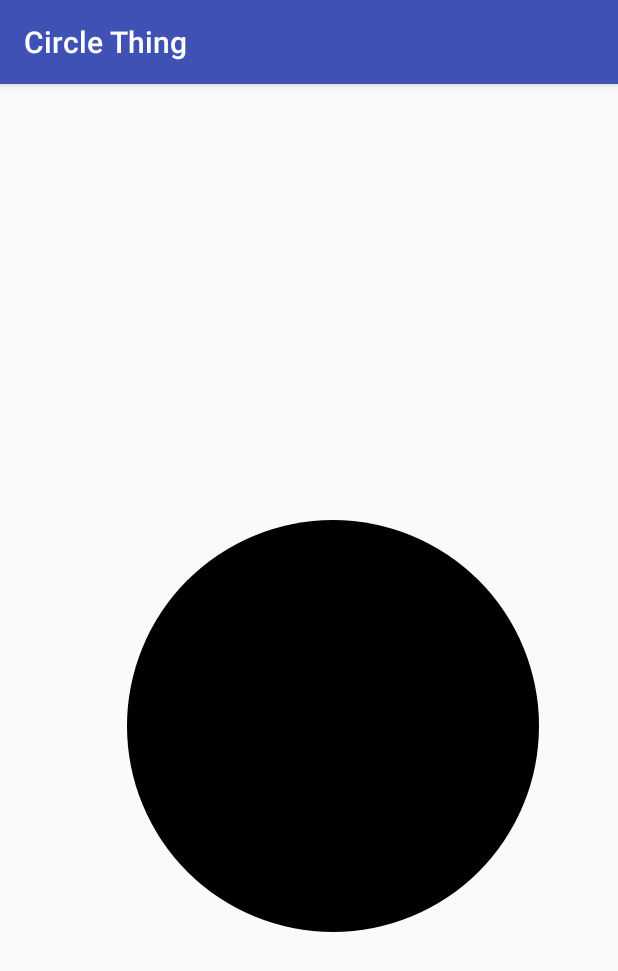
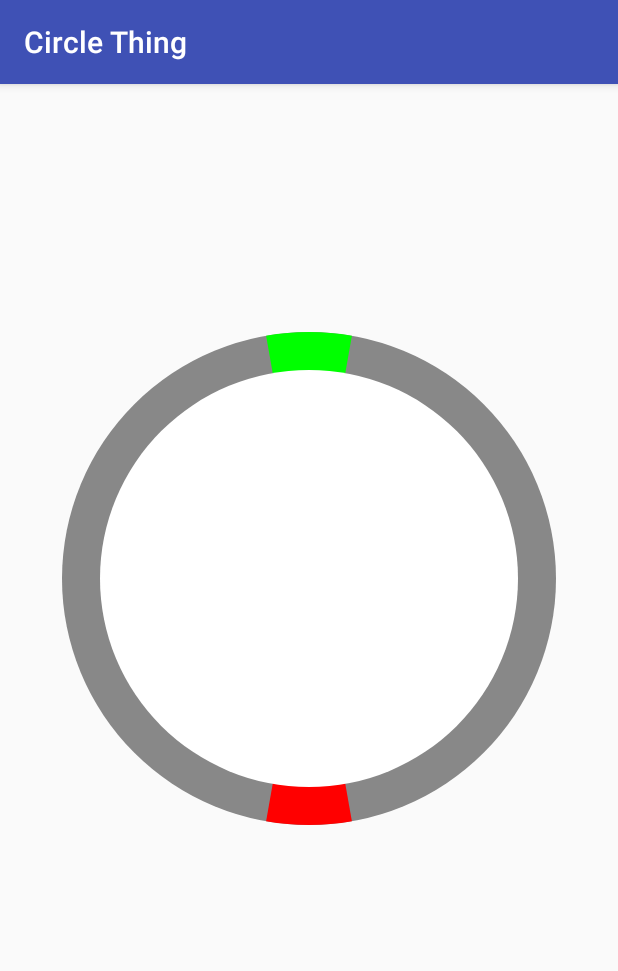
Before and after one commit to agzen2000/CircleThing, an Android app: the screen it shows after launch (MainActivity), on a phone screen of 412 x 824 dp. Shown: the top 971 px of the screen. Run offline under Robolectric (Android 15) with nearby library versions, the phone set to English and light mode, and no system bars.

Commit message:
Made the Ring

```diff
--- a/app/src/main/java/com/games/akash/circlething/Circle.java
+++ b/app/src/main/java/com/games/akash/circlething/Circle.java
@@ -3,9 +3,8 @@ package com.games.akash.circlething;
 import android.content.Context;
 import android.graphics.Canvas;
 import android.graphics.Color;
-import android.graphics.Paint;
-import android.graphics.RectF;
 import android.graphics.drawable.ShapeDrawable;
+import android.graphics.drawable.shapes.ArcShape;
 import android.graphics.drawable.shapes.OvalShape;
 import android.util.AttributeSet;
 import android.view.View;
@@ -16,7 +15,10 @@ import android.view.View;
 
 public class Circle extends View
 {
-    private ShapeDrawable mDrawable;
+    private ShapeDrawable baseCircle;
+    private ShapeDrawable goodGate;
+    private ShapeDrawable badGate;
+    private ShapeDrawable topCircle;
     int mWidth= this.getResources().getDisplayMetrics().widthPixels;
     int mHeight= this.getResources().getDisplayMetrics().heightPixels;
 
@@ -38,18 +40,34 @@ public class Circle extends View
 
     public void init(Context context)
     {
+        int radius = 2 * mWidth/5;
         int x = mWidth/2;
         int y = mHeight/2;
-        int radius = mWidth/3;
 
-        mDrawable = new ShapeDrawable(new OvalShape());
-        mDrawable.getPaint().setColor(Color.BLACK);
-        mDrawable.setBounds(x-radius, y-radius, x+radius, y+radius);
+
+        baseCircle = new ShapeDrawable(new OvalShape());
+        baseCircle.getPaint().setColor(Color.GRAY);
+        baseCircle.setBounds(x-radius, y-(int)(1.5*radius), x+radius, y+(int)(0.5*radius));
+
+        goodGate = new ShapeDrawable(new ArcShape(260,20));
+        goodGate.getPaint().setColor(Color.GREEN);
+        goodGate.setBounds(x-radius, y-(int)(1.5*radius), x+radius, y+(int)(0.5*radius));
+
+        badGate= new ShapeDrawable(new ArcShape(80,20));
+        badGate.getPaint().setColor(Color.RED);
+        badGate.setBounds(x-radius, y-(int)(1.5*radius), x+radius, y+(int)(0.5*radius));
+
+        topCircle = new ShapeDrawable(new OvalShape());
+        topCircle.getPaint().setColor(Color.WHITE);
+        topCircle.setBounds(x-radius+x/8, y-(int)(1.5*radius)+x/8, x+radius - x/8, y+(int)(0.5*radius) - x/8);
     }
 
     @Override
     protected void onDraw(Canvas canvas)
     {
-        mDrawable.draw(canvas);
+        baseCircle.draw(canvas);
+        goodGate.draw(canvas);
+        badGate.draw(canvas);
+        topCircle.draw(canvas);
     }
 }
--- a/app/src/main/res/layout/activity_main.xml
+++ b/app/src/main/res/layout/activity_main.xml
@@ -1,17 +1,15 @@
 <?xml version="1.0" encoding="utf-8"?>
-<LinearLayout xmlns:android="http://schemas.android.com/apk/res/android"
+<FrameLayout xmlns:android="http://schemas.android.com/apk/res/android"
     xmlns:tools="http://schemas.android.com/tools"
     android:id="@+id/activity_main"
     android:layout_width="match_parent"
     android:layout_height="match_parent"
-    android:paddingBottom="@dimen/activity_vertical_margin"
-    android:paddingLeft="@dimen/activity_horizontal_margin"
-    android:paddingRight="@dimen/activity_horizontal_margin"
-    android:paddingTop="@dimen/activity_vertical_margin"
     tools:context="com.games.akash.circlething.MainActivity">
 
     <com.games.akash.circlething.Circle
+        android:layout_margin="0dp"
         android:layout_width="match_parent"
-        android:layout_height="match_parent" />
+        android:layout_height="match_parent"
+        android:id="@+id/circle" />
 
-</LinearLayout>
+</FrameLayout>
```
